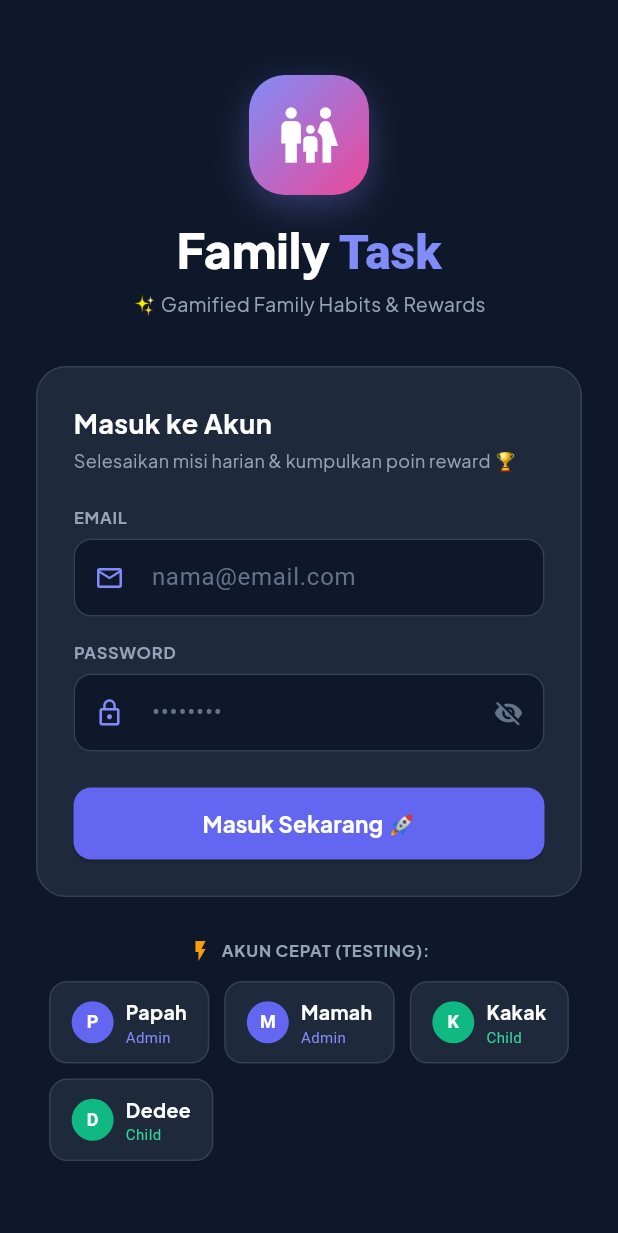
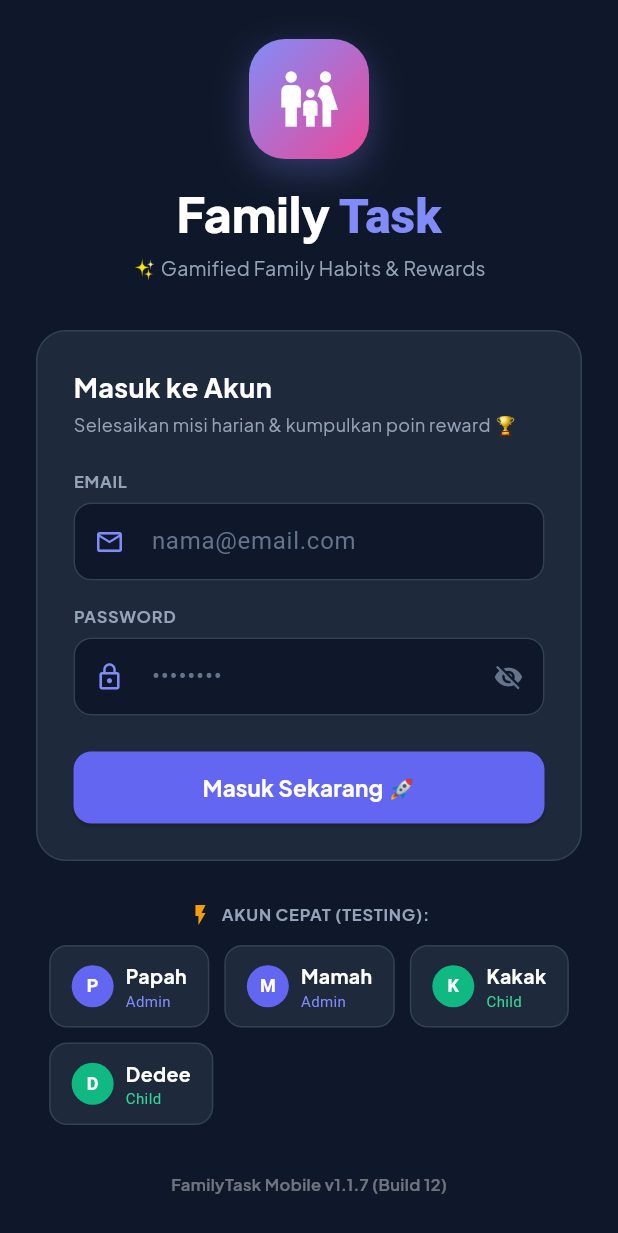
Before and after one commit to andyaloys/taskrumah, a Flutter app: the screen it shows after launch, on a phone screen of 412 x 824 dp. Shown: the top 1233 px of the screen. Run offline on Flutter 3.47's test engine with Material 3 defaults, Android fonts, the phone set to English and light mode, and no system bars; our stand-ins replace dio, flutter_image_compress, flutter_local_notifications, flutter_riverpod, flutter_secure_storage, google_fonts and 2 more; network calls fail.

Commit message:
feat(mobile): display prominent app version badge across all headers and implement strict notification deduplication v1.1.7

```diff
--- a/mobile/lib/app.dart
+++ b/mobile/lib/app.dart
@@ -15,6 +15,17 @@ class FamilyTaskApp extends ConsumerStatefulWidget {
 }
 
 class _FamilyTaskAppState extends ConsumerState<FamilyTaskApp> {
+  @override
+  void initState() {
+    super.initState();
+    WidgetsBinding.instance.addPostFrameCallback((_) {
+      final auth = ref.read(authNotifierProvider);
+      if (auth.status == AuthStatus.authenticated && auth.user != null) {
+        LocalNotificationService().startPolling(ref.read(apiClientProvider));
+      }
+    });
+  }
+
   @override
   Widget build(BuildContext context) {
     ref.listen<AuthState>(authNotifierProvider, (previous, next) {
@@ -51,8 +62,6 @@ class _FamilyTaskAppState extends ConsumerState<FamilyTaskApp> {
           }
 
           if (authState.status == AuthStatus.authenticated && authState.user != null) {
-            LocalNotificationService().startPolling(ref.read(apiClientProvider));
-
             if (authState.user!.isAdmin) {
               return const AdminDashboardScreen();
             } else {
--- a/mobile/lib/core/constants/app_version.dart
+++ b/mobile/lib/core/constants/app_version.dart
@@ -1,5 +1,5 @@
 class AppVersion {
-  static const String versionName = '1.1.6';
-  static const int buildNumber = 11;
+  static const String versionName = '1.1.7';
+  static const int buildNumber = 12;
   static const String fullVersion = 'v$versionName (Build $buildNumber)';
 }
--- a/mobile/lib/features/auth/screens/login_screen.dart
+++ b/mobile/lib/features/auth/screens/login_screen.dart
@@ -1,6 +1,7 @@
 import 'package:flutter/material.dart';
 import 'package:flutter_riverpod/flutter_riverpod.dart';
 import 'package:google_fonts/google_fonts.dart';
+import '../../../core/constants/app_version.dart';
 import '../state/auth_provider.dart';
 
 class LoginScreen extends ConsumerStatefulWidget {
@@ -393,6 +394,17 @@ class _LoginScreenState extends ConsumerState<LoginScreen> {
                     }).toList(),
                   ),
                 ],
+                const SizedBox(height: 32),
+                Center(
+                  child: Text(
+                    'FamilyTask Mobile ${AppVersion.fullVersion}',
+                    style: GoogleFonts.plusJakartaSans(
+                      fontSize: 11,
+                      fontWeight: FontWeight.w600,
+                      color: Colors.white.withValues(alpha: 0.4),
+                    ),
+                  ),
+                ),
               ],
             ),
           ),
--- a/mobile/lib/features/dashboard/admin/widgets/admin_profile_view.dart
+++ b/mobile/lib/features/dashboard/admin/widgets/admin_profile_view.dart
@@ -1,6 +1,7 @@
 import 'package:flutter/material.dart';
 import 'package:flutter_riverpod/flutter_riverpod.dart';
 import 'package:google_fonts/google_fonts.dart';
+import '../../../../core/constants/app_version.dart';
 import '../../../../core/theme/app_colors.dart';
 import '../../../auth/state/auth_provider.dart';
 
@@ -99,7 +100,7 @@ class AdminProfileView extends ConsumerWidget {
                 children: [
                   _buildRow('Aplikasi', 'FamilyTask Mobile'),
                   const Divider(height: 16),
-                  _buildRow('Versi', 'v1.1.0'),
+                  _buildRow('Versi', AppVersion.fullVersion),
                   const Divider(height: 16),
                   _buildRow('Server', 'familytask.web.id'),
                 ],
--- a/mobile/pubspec.yaml
+++ b/mobile/pubspec.yaml
@@ -16,7 +16,7 @@ publish_to: 'none' # Remove this line if you wish to publish to pub.dev
 # https://developer.apple.com/library/archive/documentation/General/Reference/InfoPlistKeyReference/Articles/CoreFoundationKeys.html
 # In Windows, build-name is used as the major, minor, and patch parts
 # of the product and file versions while build-number is used as the build suffix.
-version: 1.1.6+11
+version: 1.1.7+12
 
 environment:
   sdk: ^3.14.0
```
Also changed, not shown: mobile/lib/core/notifications/local_notification_service.dart (+54 -25 lines), mobile/lib/features/dashboard/admin/admin_dashboard_screen.dart (+18 -0 lines), mobile/lib/features/dashboard/child/child_dashboard_screen.dart (+18 -0 lines).
